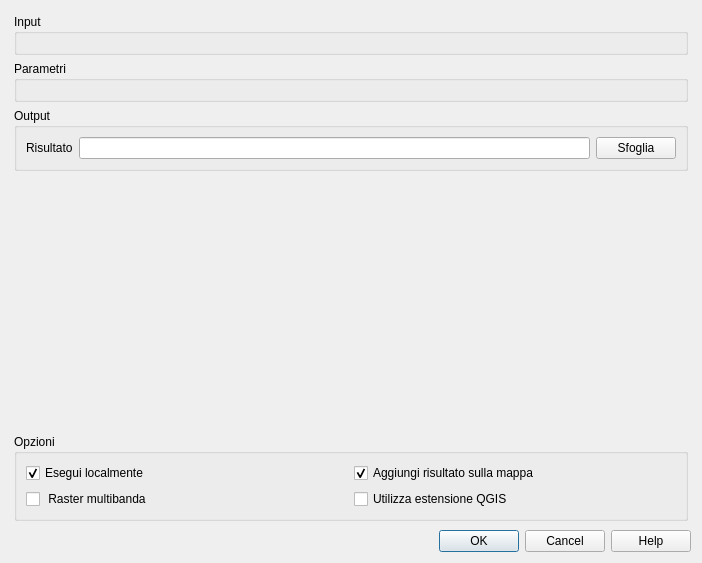
ProvinciaAutonomaTrento/STEM, file ui/base.ui: the form before one commit.
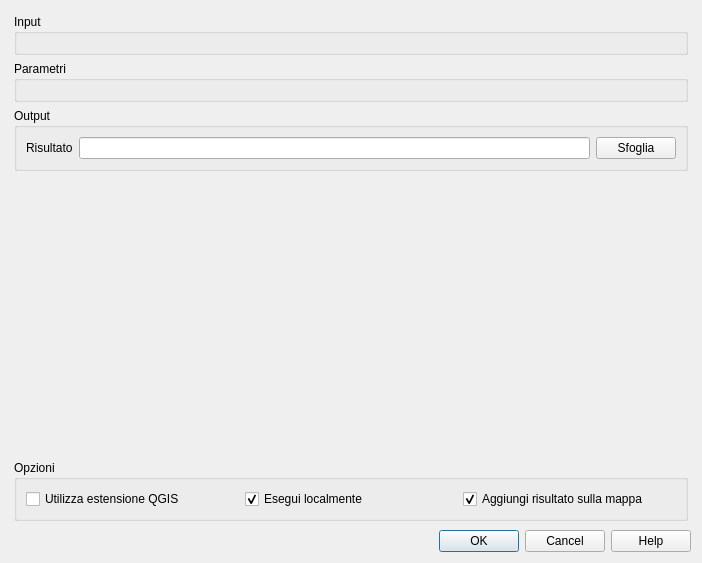
The form after the commit. Custom widgets are drawn as their Qt base class.

What changed in the file:
```diff
--- a/ui/base.ui
+++ b/ui/base.ui
@@ -27,8 +27,8 @@
        <rect>
         <x>0</x>
         <y>0</y>
-        <width>684</width>
-        <height>512</height>
+        <width>694</width>
+        <height>526</height>
        </rect>
       </property>
       <layout class="QGridLayout" name="gridLayout_8">
@@ -124,23 +124,7 @@
              <layout class="QGridLayout" name="gridLayout_2">
               <item row="0" column="0">
                <layout class="QGridLayout" name="gridLayout_3">
-                <item row="0" column="0">
-                 <widget class="QCheckBox" name="LocalCheck">
-                  <property name="maximumSize">
-                   <size>
-                    <width>16777215</width>
-                    <height>30</height>
-                   </size>
-                  </property>
-                  <property name="text">
-                   <string>Esegui localmente</string>
-                  </property>
-                  <property name="checked">
-                   <bool>true</bool>
-                  </property>
-                 </widget>
-                </item>
-                <item row="0" column="1">
+                <item row="1" column="3">
                  <widget class="QCheckBox" name="AddLayerToCanvas">
                   <property name="maximumSize">
                    <size>
@@ -156,24 +140,29 @@
                   </property>
                  </widget>
                 </item>
-               </layout>
-              </item>
-              <item row="1" column="0">
-               <layout class="QHBoxLayout" name="horizontalLayout_2">
-                <item>
-                 <widget class="QCheckBox" name="MultiBand">
-                  <property name="text">
-                   <string> Raster multibanda</string>
-                  </property>
-                 </widget>
-                </item>
-                <item>
+                <item row="1" column="1">
                  <widget class="QCheckBox" name="QGISextent">
                   <property name="text">
                    <string>Utilizza estensione QGIS</string>
                   </property>
                  </widget>
                 </item>
+                <item row="1" column="2">
+                 <widget class="QCheckBox" name="LocalCheck">
+                  <property name="maximumSize">
+                   <size>
+                    <width>16777215</width>
+                    <height>30</height>
+                   </size>
+                  </property>
+                  <property name="text">
+                   <string>Esegui localmente</string>
+                  </property>
+                  <property name="checked">
+                   <bool>true</bool>
+                  </property>
+                 </widget>
+                </item>
                </layout>
               </item>
              </layout>
```
Left out of the diff: 9 changed lines with no effect on the pictures.
